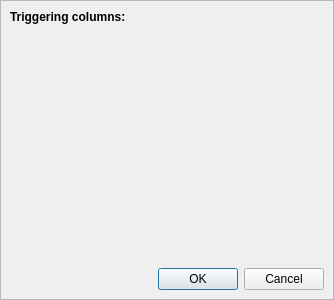
Qt form SQLiteStudio3/guiSQLiteStudio/dialogs/triggercolumnsdialog.ui (pawelsalawa/sqlitestudio) before a commit.
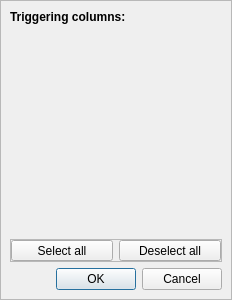
The same form after that commit.

Commit message: #3127 Added 'select all' and 'deselect all' buttons in tigger's UPDATE OF columns dialog.

Diff of the .ui file:
```diff
--- a/SQLiteStudio3/guiSQLiteStudio/dialogs/triggercolumnsdialog.ui
+++ b/SQLiteStudio3/guiSQLiteStudio/dialogs/triggercolumnsdialog.ui
@@ -6,7 +6,7 @@
    <rect>
     <x>0</x>
     <y>0</y>
-    <width>334</width>
+    <width>232</width>
     <height>300</height>
    </rect>
   </property>
@@ -61,8 +61,8 @@
           <rect>
            <x>0</x>
            <y>0</y>
-           <width>316</width>
-           <height>237</height>
+           <width>212</width>
+           <height>205</height>
           </rect>
          </property>
          <layout class="QVBoxLayout" name="verticalLayout_2">
@@ -82,6 +82,56 @@
         </widget>
        </widget>
       </item>
+      <item>
+       <widget class="QFrame" name="selectionButtons">
+        <property name="frameShape">
+         <enum>QFrame::StyledPanel</enum>
+        </property>
+        <property name="frameShadow">
+         <enum>QFrame::Raised</enum>
+        </property>
+        <layout class="QHBoxLayout" name="horizontalLayout">
+         <property name="leftMargin">
+          <number>0</number>
+         </property>
+         <property name="topMargin">
+          <number>0</number>
+         </property>
+         <property name="rightMargin">
+          <number>0</number>
+         </property>
+         <property name="bottomMargin">
+          <number>0</number>
+         </property>
+         <item>
+          <widget class="QToolButton" name="selectAllBtn">
+           <property name="sizePolicy">
+            <sizepolicy hsizetype="Expanding" vsizetype="Fixed">
+             <horstretch>0</horstretch>
+             <verstretch>0</verstretch>
+            </sizepolicy>
+           </property>
+           <property name="text">
+            <string>Select all</string>
+           </property>
+          </widget>
+         </item>
+         <item>
+          <widget class="QToolButton" name="deselectAllBtn">
+           <property name="sizePolicy">
+            <sizepolicy hsizetype="Expanding" vsizetype="Fixed">
+             <horstretch>0</horstretch>
+             <verstretch>0</verstretch>
+            </sizepolicy>
+           </property>
+           <property name="text">
+            <string>Deselect all</string>
+           </property>
+          </widget>
+         </item>
+        </layout>
+       </widget>
+      </item>
       <item>
        <widget class="QDialogButtonBox" name="buttonBox">
         <property name="orientation">
```
The commit also changes 3 other files.
